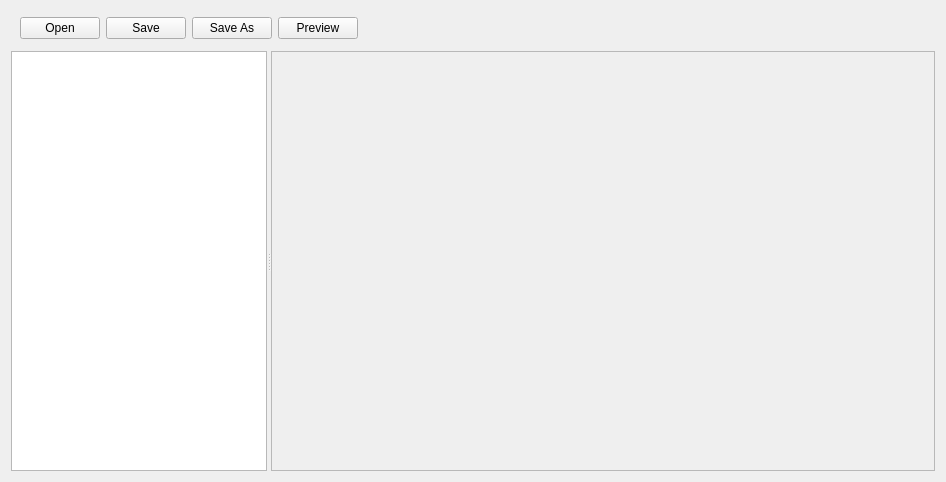
Before: the Qt Designer form resources/form_editor_main.ui in lesca-research/piccel, drawn with Qt 5.
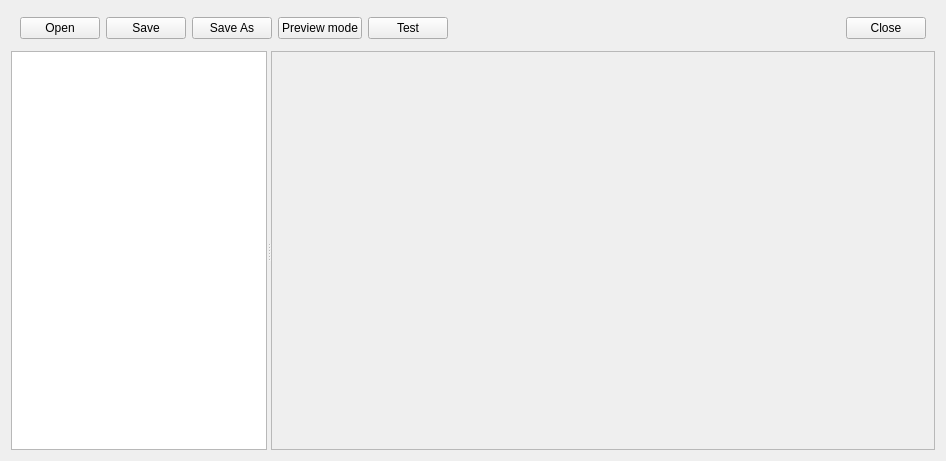
After: the same form once the commit is applied.

Patch:
```diff
--- a/resources/form_editor_main.ui
+++ b/resources/form_editor_main.ui
@@ -7,7 +7,7 @@
     <x>0</x>
     <y>0</y>
     <width>946</width>
-    <height>482</height>
+    <height>461</height>
    </rect>
   </property>
   <property name="windowTitle">
@@ -53,7 +53,14 @@
       <item>
        <widget class="QPushButton" name="button_preview">
         <property name="text">
-         <string>Preview</string>
+         <string>Preview mode</string>
+        </property>
+       </widget>
+      </item>
+      <item>
+       <widget class="QPushButton" name="pushButton">
+        <property name="text">
+         <string>Test</string>
         </property>
        </widget>
       </item>
@@ -70,6 +77,13 @@
         </property>
        </spacer>
       </item>
+      <item>
+       <widget class="QPushButton" name="button_close">
+        <property name="text">
+         <string>Close</string>
+        </property>
+       </widget>
+      </item>
      </layout>
     </widget>
    </item>
```
